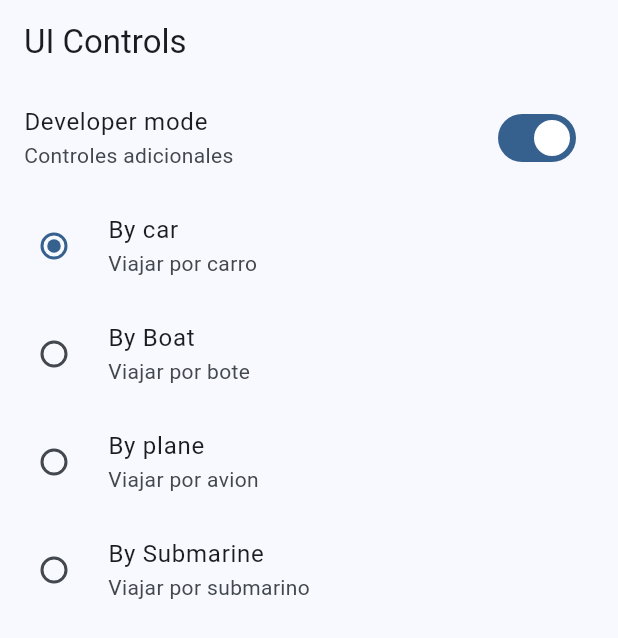
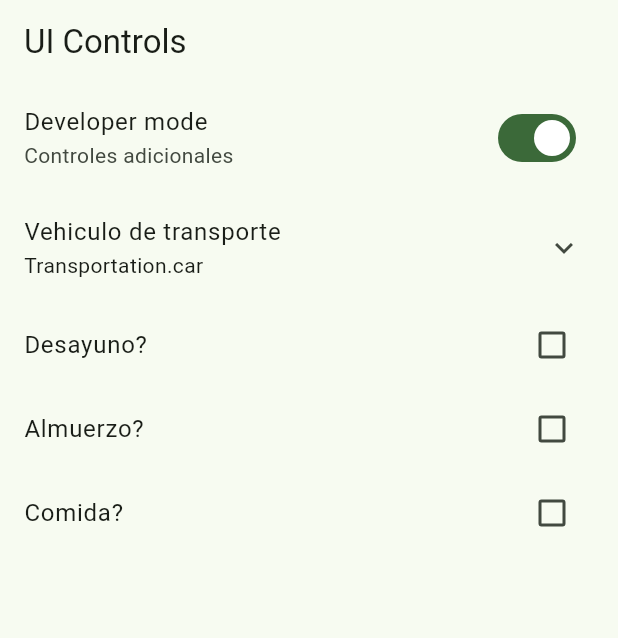
Before and after one commit to AFTR05/widgets_app, a Flutter app: the UiControlsScreen screen opened by its route, on a phone screen of 412 x 824 dp. Shown: the top 638 px of the screen. Run offline on Flutter 3.47's test engine with Material 3 defaults, Android fonts, the phone set to English and light mode, and no system bars; our stand-ins replace go_router.

Commit message:
feat ui screen controllers

```diff
--- a/lib/main.dart
+++ b/lib/main.dart
@@ -15,7 +15,7 @@ class MainApp extends StatelessWidget {
       title: 'Flutter widgets',
       routerConfig: appRouter,
       debugShowCheckedModeBanner: false ,
-      theme: AppTheme(selectedColor: 0).getTheme()
+      theme: AppTheme(selectedColor: 2).getTheme()
     );
   }
 }
--- a/lib/presentation/screens/ui_controls/ui_controls_screen.dart
+++ b/lib/presentation/screens/ui_controls/ui_controls_screen.dart
@@ -23,12 +23,14 @@ class _UiControlsView extends StatefulWidget {
   State<_UiControlsView> createState() => _UiControlsViewState();
 }
 
-enum Transportation { car, plane, boat, submarine}
+enum Transportation { car, plane, boat, submarine }
 
 class _UiControlsViewState extends State<_UiControlsView> {
-
   bool isDeveloper = true;
   Transportation selectedTransportation = Transportation.car;
+  bool wantsBreakfast = false;
+  bool wantsLunch = false;
+  bool wantsDinner = false;
 
   @override
   Widget build(BuildContext context) {
@@ -41,8 +43,11 @@ class _UiControlsViewState extends State<_UiControlsView> {
             value: isDeveloper,
             onChanged: (value) => setState(() {
                   isDeveloper = !isDeveloper;
-          })
-        ),
+                })),
+        ExpansionTile(
+          title: const Text('Vehiculo de transporte'),
+          subtitle: Text('$selectedTransportation'),
+          children: [
             RadioListTile(
                 title: const Text('By car'),
                 subtitle: const Text('Viajar por carro'),
@@ -50,8 +55,7 @@ class _UiControlsViewState extends State<_UiControlsView> {
                 groupValue: selectedTransportation,
                 onChanged: (value) => setState(() {
                       selectedTransportation = Transportation.car;
-          })
-        ),
+                    })),
             RadioListTile(
                 title: const Text('By Boat'),
                 subtitle: const Text('Viajar por bote'),
@@ -59,8 +63,7 @@ class _UiControlsViewState extends State<_UiControlsView> {
                 groupValue: selectedTransportation,
                 onChanged: (value) => setState(() {
                       selectedTransportation = Transportation.boat;
-          })
-        ),
+                    })),
             RadioListTile(
                 title: const Text('By plane'),
                 subtitle: const Text('Viajar por avion'),
@@ -68,8 +71,7 @@ class _UiControlsViewState extends State<_UiControlsView> {
                 groupValue: selectedTransportation,
                 onChanged: (value) => setState(() {
                       selectedTransportation = Transportation.plane;
-          })
-        ),
+                    })),
             RadioListTile(
                 title: const Text('By Submarine'),
                 subtitle: const Text('Viajar por submarino'),
@@ -77,8 +79,32 @@ class _UiControlsViewState extends State<_UiControlsView> {
                 groupValue: selectedTransportation,
                 onChanged: (value) => setState(() {
                       selectedTransportation = Transportation.submarine;
+                    }))
+          ],
+        ),
+
+        CheckboxListTile(
+          title: const Text('Desayuno?'),
+          value: wantsBreakfast,
+          onChanged: (value)=>setState(() {
+            wantsBreakfast = !wantsBreakfast;
+          })
+        ),
+        CheckboxListTile(
+          title: const Text('Almuerzo?'),
+          value: wantsLunch,
+          onChanged: (value)=>setState(() {
+            wantsLunch = !wantsLunch;
+          })
+        ),
+        CheckboxListTile(
+          title: const Text('Comida?'),
+          value: wantsDinner,
+          onChanged: (value)=>setState(() {
+            wantsDinner = !wantsDinner ;
           })
         )
+
       ],
     );
   }
```
Lines whose indentation alone changed are shown as unchanged.
